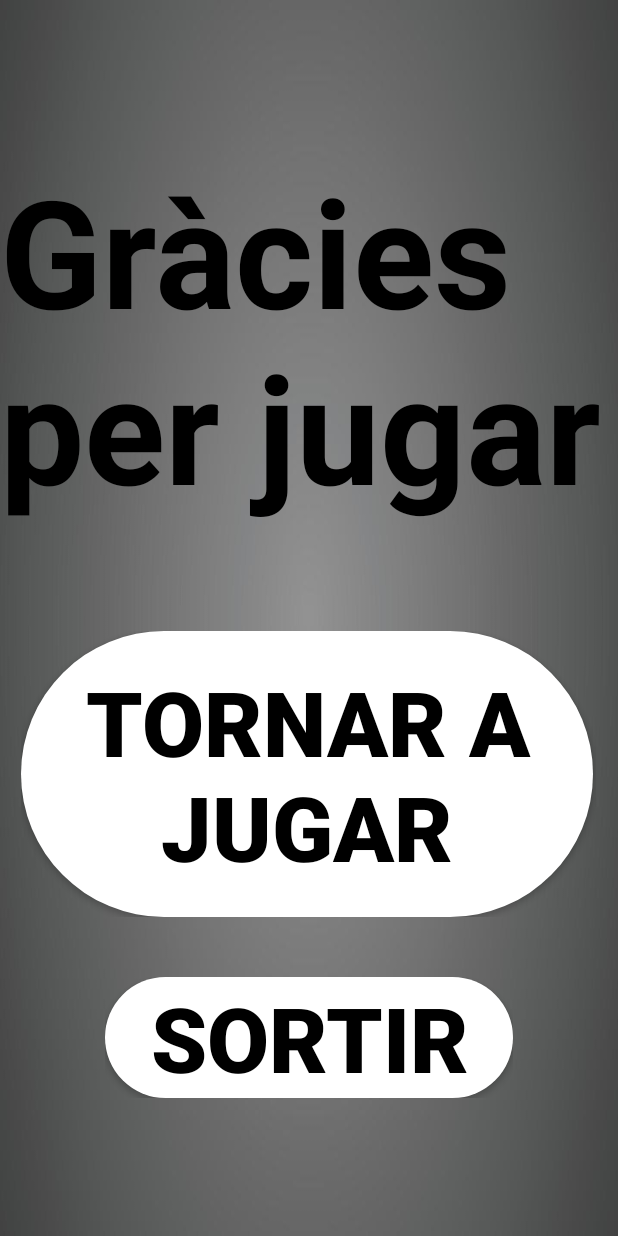
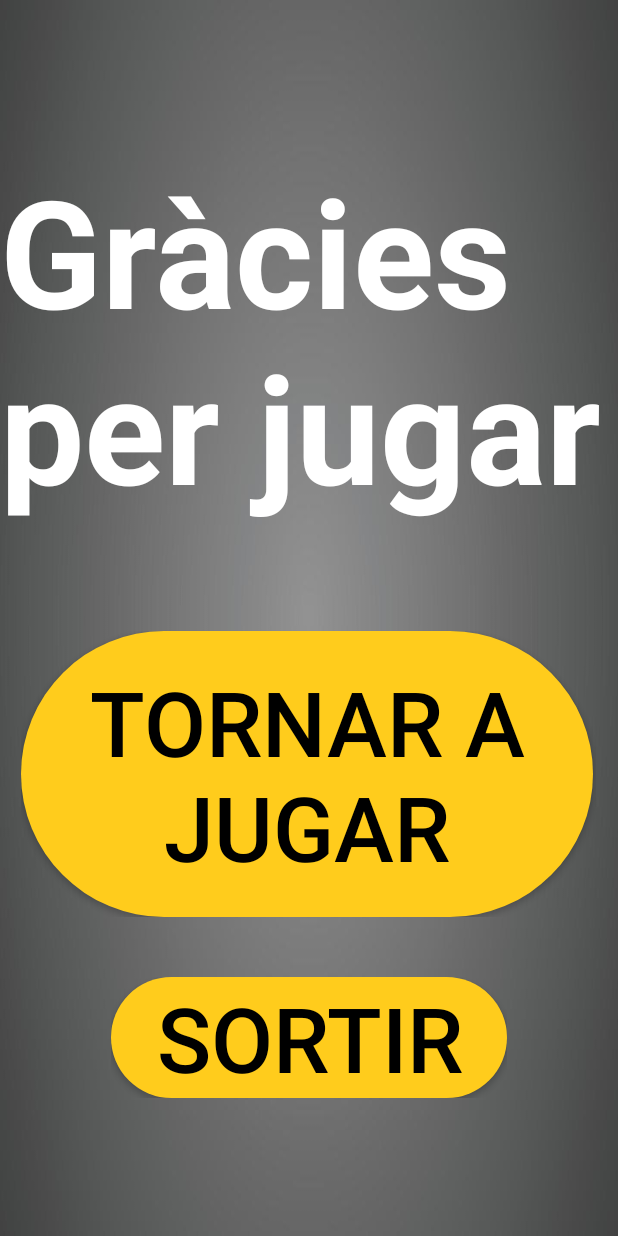
Before and after one commit to JoelCano1/FilmZ_Project, an Android app: the FinalActivity screen opened directly, with no data from a screen before it, on a phone screen of 412 x 824 dp. Run offline under Robolectric (Android 15) with nearby library versions, the phone set to English and light mode, and no system bars; network calls fail.

Commit message:
ranking modificar

```diff
--- a/app/src/main/java/com/example/filmz_project/RankingAdapter.kt
+++ b/app/src/main/java/com/example/filmz_project/RankingAdapter.kt
@@ -36,7 +36,7 @@ class RankingAdapter(context: Context, val layout: Int, val ranking: MutableList
 
         if(user.jugadorActual)
         {
-            rankingElement.setBackgroundColor(Color.parseColor("#FFF9AD"));
+            rankingElement.setBackgroundColor(Color.parseColor("#E34C42"));
         }
         else
         {
--- a/app/src/main/res/drawable/button_redondejat.xml
+++ b/app/src/main/res/drawable/button_redondejat.xml
@@ -1,5 +1,5 @@
 <?xml version="1.0" encoding="utf-8"?>
 <shape xmlns:android="http://schemas.android.com/apk/res/android">
     <corners  android:radius="100dp"/>
-    <solid android:color="@color/white"></solid>
+    <solid android:color="#ffcc1c"></solid>
 </shape>
--- a/app/src/main/res/layout/final_screen.xml
+++ b/app/src/main/res/layout/final_screen.xml
@@ -15,7 +15,7 @@
             android:layout_width="wrap_content"
             android:layout_height="wrap_content"
             android:text="Gràcies per jugar"
-            android:textColor="@color/black"
+            android:textColor="@color/white"
             android:textSize="100dp"
             android:textStyle="bold"/>
 
@@ -32,7 +32,6 @@
             android:layout_height="wrap_content"
             android:text="Tornar a jugar"
             android:textSize="60dp"
-            android:textStyle="bold"
             android:textColor="@color/black"
             android:background="@drawable/button_redondejat"
             android:paddingHorizontal="30dp"
@@ -50,7 +49,6 @@
             android:layout_width="wrap_content"
             android:layout_height="wrap_content"
             android:text="Sortir"
-            android:textStyle="bold"
             android:textSize="60dp"
             android:textColor="@color/black"
             android:background="@drawable/button_redondejat"
--- a/app/src/main/res/layout/ranking_screen.xml
+++ b/app/src/main/res/layout/ranking_screen.xml
@@ -2,7 +2,6 @@
 <LinearLayout xmlns:android="http://schemas.android.com/apk/res/android"
     android:layout_width="match_parent"
     android:layout_height="match_parent"
-    android:background="@drawable/img"
     android:orientation="vertical">
 
     <TextView
```
